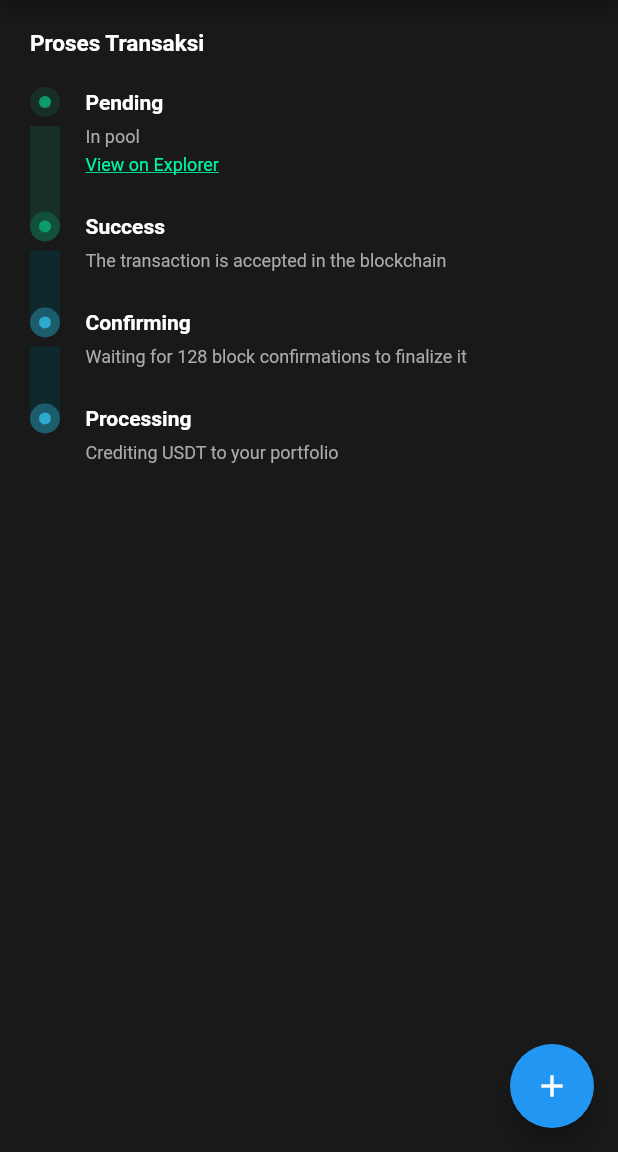
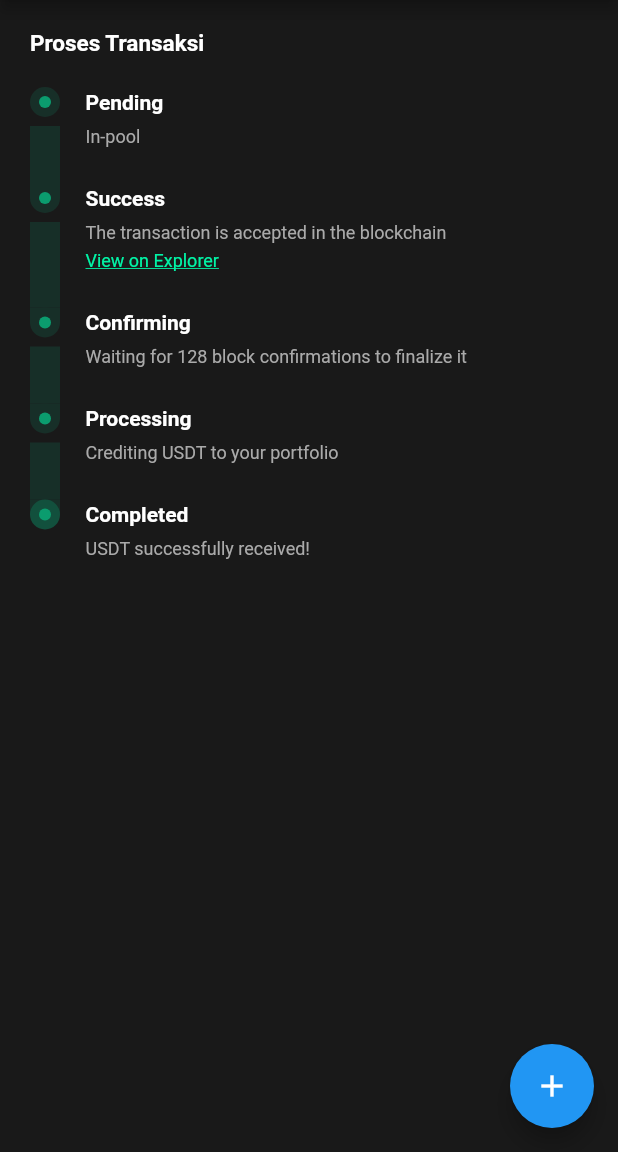
Before and after one commit to ahmdhsm/sb_crypto_stepper, a Flutter app: the screen it shows after launch, on a phone screen of 412 x 824 dp, the part 84-1236 px from its top. Run offline on Flutter 3.47's test engine with Material 2 defaults, Android fonts, the phone set to English and light mode, and no system bars; drawn by our look-alikes of timelines.

Commit message:
first commit

```diff
--- a/example/lib/main.dart
+++ b/example/lib/main.dart
@@ -2,7 +2,8 @@ import 'package:flutter/material.dart';
 import 'package:sb_crypto_stepper/enums/last_status_enum.dart';
 import 'package:sb_crypto_stepper/models/stepper_link_model.dart';
 import 'package:sb_crypto_stepper/models/stepper_model.dart';
-import 'package:sb_crypto_stepper/sb_crypto_stepper.dart';
+import 'package:sb_crypto_stepper/stepper_coin_out.dart';
+import 'package:sb_crypto_stepper/stepper_coin_in.dart';
 
 void main() {
   runApp(const MyApp());
@@ -82,34 +83,11 @@ class _MyHomePageState extends State<MyHomePage> {
       ),
       body: Padding(
         padding: EdgeInsets.all(20),
-        child: SbCryptoStepper(
-          title: 'Proses Transaksi',
-          currentProgressIndex: 1,
-          lastStatus: LastStatusEnum.withheld,
-          progressList: [
-            StepperModel(
-              title: 'Pending',
-              description: 'In pool',
-              link: StepperLinkModel(
-                caption: 'View on Explorer',
-                onTap: () {
-                  print('aaaa');
-                },
-              ),
-            ),
-            StepperModel(
-              title: 'Success',
-              description: 'The transaction is accepted in the blockchain',
-            ),
-            StepperModel(
-              title: 'Confirming',
-              description: 'Waiting for 128 block confirmations to finalize it',
-            ),
-            StepperModel(
-              title: 'Processing',
-              description: 'Crediting USDT to your portfolio',
-            )
-          ],
+        // child: StepperCoinOut(
+        //   coinOutStatus: 'Failed',
+        // ),
+        child: StepperCoinIn(
+          coinInStatus: 'Completed',
         ),
       ),
       floatingActionButton: FloatingActionButton(
--- /dev/null
+++ b/lib/const/coin_in_status.dart
@@ -0,0 +1,70 @@
+import 'package:sb_crypto_stepper/models/stepper_link_model.dart';
+import 'package:sb_crypto_stepper/models/stepper_model.dart';
+
+class CoinInStatus {
+  static StepperModel pending() {
+    return StepperModel(
+      title: 'Pending',
+      description: 'In-pool',
+    );
+  }
+
+  static StepperModel success() {
+    return StepperModel(
+      title: 'Success',
+      description: 'The transaction is accepted in the blockchain',
+      link: StepperLinkModel(
+          caption: 'View on Explorer',
+          onTap: () {
+            print('tes');
+          }),
+    );
+  }
+
+  static StepperModel confirming() {
+    return StepperModel(
+      title: 'Confirming',
+      description: 'Waiting for 128 block confirmations to finalize it',
+    );
+  }
+
+  static StepperModel processing() {
+    return StepperModel(
+      title: 'Processing',
+      description: 'Crediting USDT to your portfolio',
+    );
+  }
+
+  static StepperModel witheldCompletedFailed() {
+    return StepperModel(
+      title: 'Withheld / Completed / Failed',
+      description: 'USDT successfully received!',
+    );
+  }
+
+  static StepperModel withheld() {
+    return StepperModel(
+      title: 'Withheld',
+      description: 'Pending due to suspicious activity',
+      link: StepperLinkModel(
+          caption: 'Contact our customer service for troubleshooting',
+          onTap: () {
+            print('tes');
+          }),
+    );
+  }
+
+  static StepperModel completed() {
+    return StepperModel(
+      title: 'Completed',
+      description: 'USDT successfully received!',
+    );
+  }
+
+  static StepperModel failed() {
+    return StepperModel(
+      title: 'Failed',
+      description: 'Unsuccessfully receiving USDT',
+    );
+  }
+}
--- /dev/null
+++ b/lib/stepper_coin_in.dart
@@ -0,0 +1,91 @@
+library sb_crypto_stepper;
+
+import 'package:flutter/material.dart';
+import 'package:sb_crypto_stepper/const/coin_in_status.dart';
+import 'package:sb_crypto_stepper/const/coin_out_status.dart';
+import 'package:sb_crypto_stepper/enums/last_status_enum.dart';
+import 'package:sb_crypto_stepper/models/stepper_model.dart';
+import 'package:sb_crypto_stepper/sb_crypto_stepper.dart';
+
+class StepperCoinIn extends StatelessWidget {
+  final String coinInStatus;
+  StepperCoinIn({
+    Key? key,
+    required this.coinInStatus,
+  }) : super(key: key);
+
+  StepperModel _approveOrReject() {
+    if (coinInStatus == 'Approved') {
+      return CoinOutStatus.approved();
+    } else if (coinInStatus == 'Rejected') {
+      return CoinOutStatus.rejected();
+    } else if (coinInStatus == 'Sent' ||
+        coinInStatus == 'Processing' ||
+        coinInStatus == 'Completed' ||
+        coinInStatus == 'Failed') {
+      return CoinOutStatus.approved();
+    }
+    return CoinOutStatus.approvedRejected();
+  }
+
+  StepperModel _withheldCompleteFailed() {
+    if (coinInStatus == 'Withheld1' || coinInStatus == 'Withheld2') {
+      return CoinInStatus.withheld();
+    } else if (coinInStatus == 'Completed') {
+      return CoinInStatus.completed();
+    } else if (coinInStatus == 'Failed') {
+      return CoinInStatus.failed();
+    } else {
+      return CoinInStatus.witheldCompletedFailed();
+    }
+  }
+
+  List<StepperModel> _stepper() {
+    return [
+      CoinInStatus.pending(),
+      CoinInStatus.success(),
+      CoinInStatus.confirming(),
+      CoinInStatus.processing(),
+      _withheldCompleteFailed(),
+    ];
+  }
+
+  LastStatusEnum _lastStatus() {
+    if (coinInStatus == 'Failed') {
+      return LastStatusEnum.failed;
+    } else if (coinInStatus == 'Withheld1' || coinInStatus == 'Withheld2') {
+      return LastStatusEnum.withheld;
+    }
+    return LastStatusEnum.completed;
+  }
+
+  int _currentIndex() {
+    if (coinInStatus == 'Pending') {
+      return 0;
+    } else if (coinInStatus == 'Success') {
+      return 1;
+    } else if (coinInStatus == 'Confirmed') {
+      return 2;
+    } else if (coinInStatus == 'Processing') {
+      return 3;
+    } else if (coinInStatus == 'Withheld1' || coinInStatus == 'Withheld2') {
+      return 3;
+    } else if (coinInStatus == 'Completed') {
+      return 4;
+    } else if (coinInStatus == 'Failed') {
+      return 3;
+    } else {
+      return 0;
+    }
+  }
+
+  @override
+  Widget build(BuildContext context) {
+    return SbCryptoStepper(
+      title: 'Proses Transaksi',
+      currentProgressIndex: _currentIndex(),
+      progressList: _stepper(),
+      lastStatus: _lastStatus(),
+    );
+  }
+}
```
Also changed, not shown: lib/const/coin_out_status.dart (added, +66 -0 lines), lib/stepper_coin_out.dart (added, +85 -0 lines).
